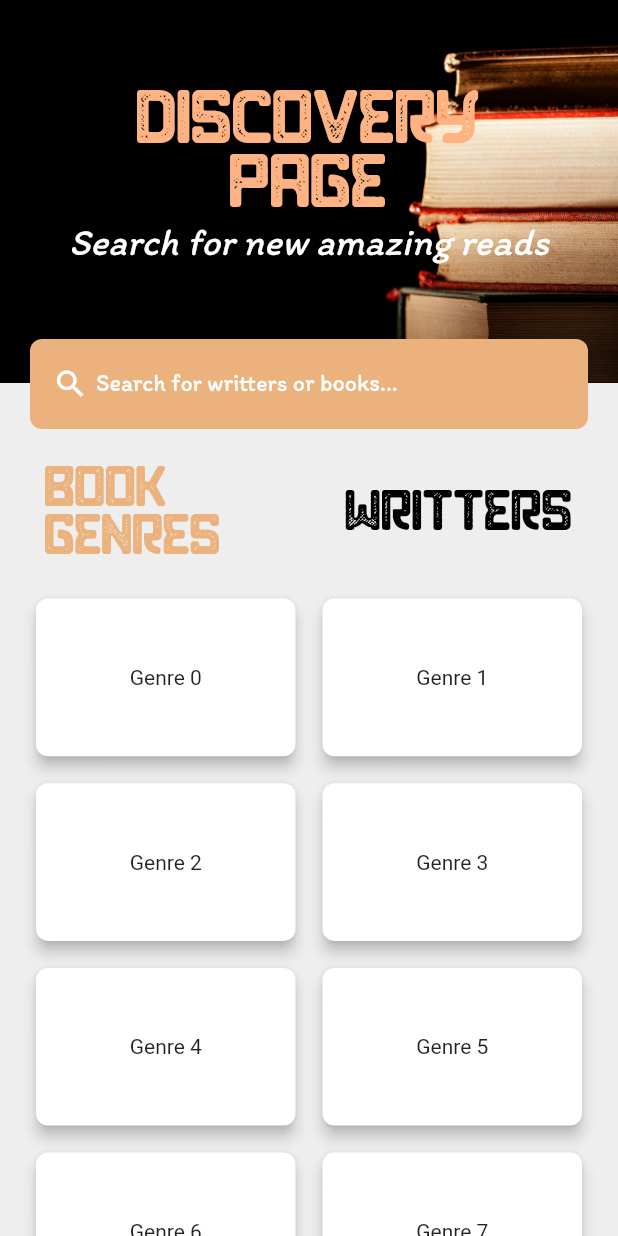
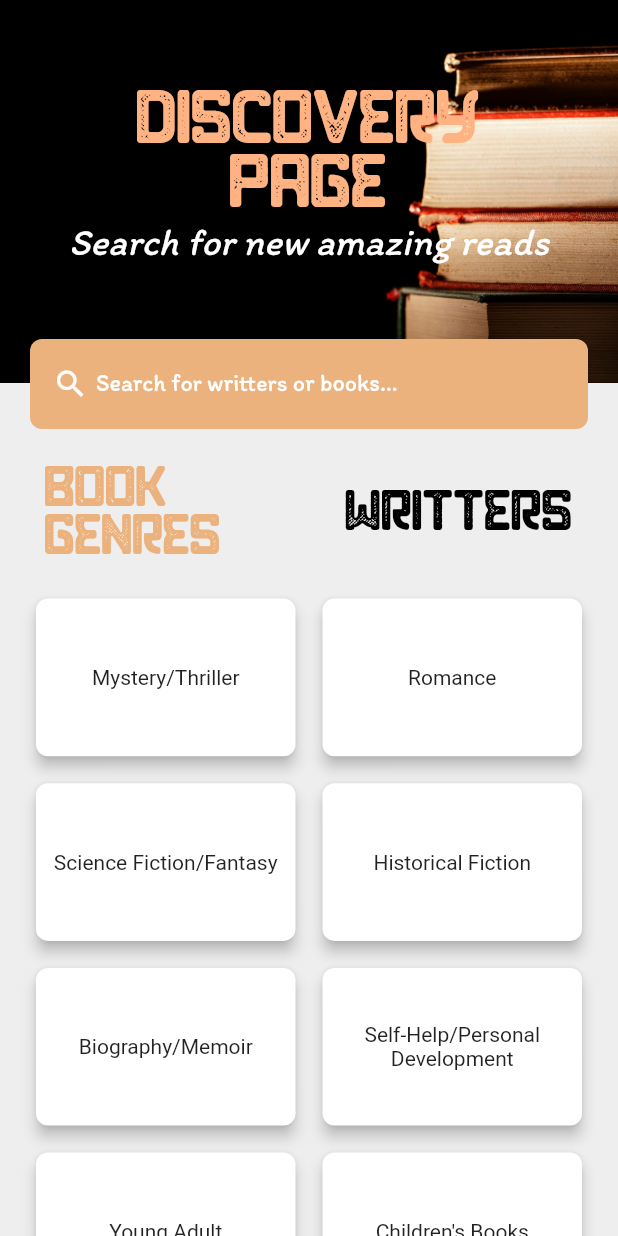
Before and after one commit to ruisilvavpa/PBH_Project, a Flutter app: the DiscoveryScreen screen opened directly, on a phone screen of 412 x 824 dp. Run offline on Flutter 3.47's test engine with Material 2 defaults, Android fonts, the phone set to English and light mode, and no system bars; our stand-ins replace get, percent_indicator, shared_preferences, smooth_page_indicator; accounts and stored records are empty.

Commit message:
search list screen

```diff
--- a/lib/screens/discovery_page/list_search_screen.dart
+++ b/lib/screens/discovery_page/list_search_screen.dart
@@ -80,7 +80,9 @@ class _ListSearchScreenState extends State<ListSearchScreen> {
                     ? const StartTyping()
                     : (itemsGridSearch.isEmpty
                         ? const ResultsNotFound()
-                        : MyListView()),
+                        : MyListView(
+                            bookGenres: itemsGridSearch,
+                          )),
               ),
               // this is the start of the header
               Positioned(
@@ -153,7 +155,7 @@ class _ListSearchScreenState extends State<ListSearchScreen> {
                                                 .contains(value.toLowerCase()))
                                             .toList();
                                         if (_textController.text.isNotEmpty &&
-                                            itemsGridSearch.isEmpty) {
+                                            itemsGridSearch.isNotEmpty) {
                                           print('itemsgridsearch lgth'
                                               ' ${itemsGridSearch.length}');
                                         }
--- a/lib/screens/discovery_page/my_grid_view.dart
+++ b/lib/screens/discovery_page/my_grid_view.dart
@@ -8,6 +8,23 @@ class MyGridView extends StatelessWidget {
 
   @override
   Widget build(BuildContext context) {
+    final List<String> _bookGenres = [
+      'Mystery/Thriller',
+      'Romance',
+      'Science Fiction/Fantasy',
+      'Historical Fiction',
+      'Biography/Memoir',
+      'Self-Help/Personal Development',
+      'Young Adult',
+      'Children\'s Books',
+      'Business/Entrepreneurship',
+      'Travel',
+      'Horror',
+      'Comics/Graphic Novels',
+      'Classic Literature',
+      'Poetry',
+      'Science/Nature',
+    ];
     return Padding(
       padding: const EdgeInsets.only(bottom: 50),
       child: GridView.builder(
@@ -20,7 +37,7 @@ class MyGridView extends StatelessWidget {
         ),
         primary: false,
         shrinkWrap: true,
-        itemCount: 16, // Replace with actual genre count
+        itemCount: _bookGenres.length, // Replace with actual genre count
         itemBuilder: (context, index) {
           return Card(
             color: Colors.white,
@@ -33,7 +50,7 @@ class MyGridView extends StatelessWidget {
               child: Padding(
                 padding: const EdgeInsets.all(5),
                 child: Text(
-                  'Genre $index',
+                  _bookGenres[index],
                   textAlign: TextAlign.center,
                   style: const TextStyle(
                     fontSize: 14,
```
Also changed, not shown: lib/screens/discovery_page/my_list_view.dart (+5 -3 lines).
